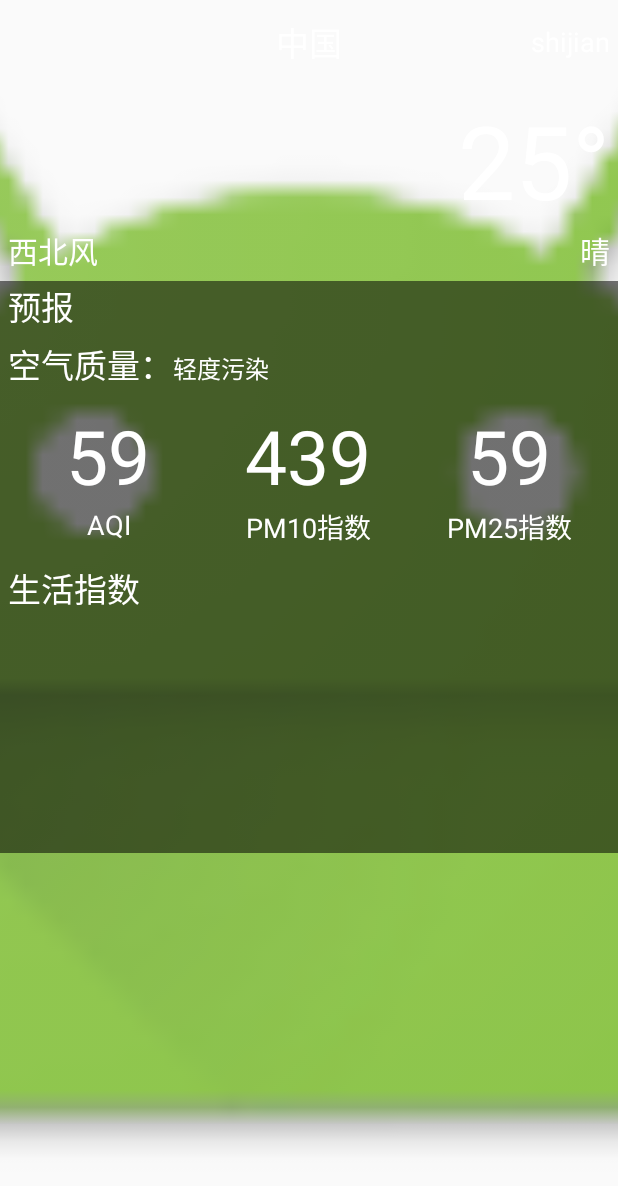
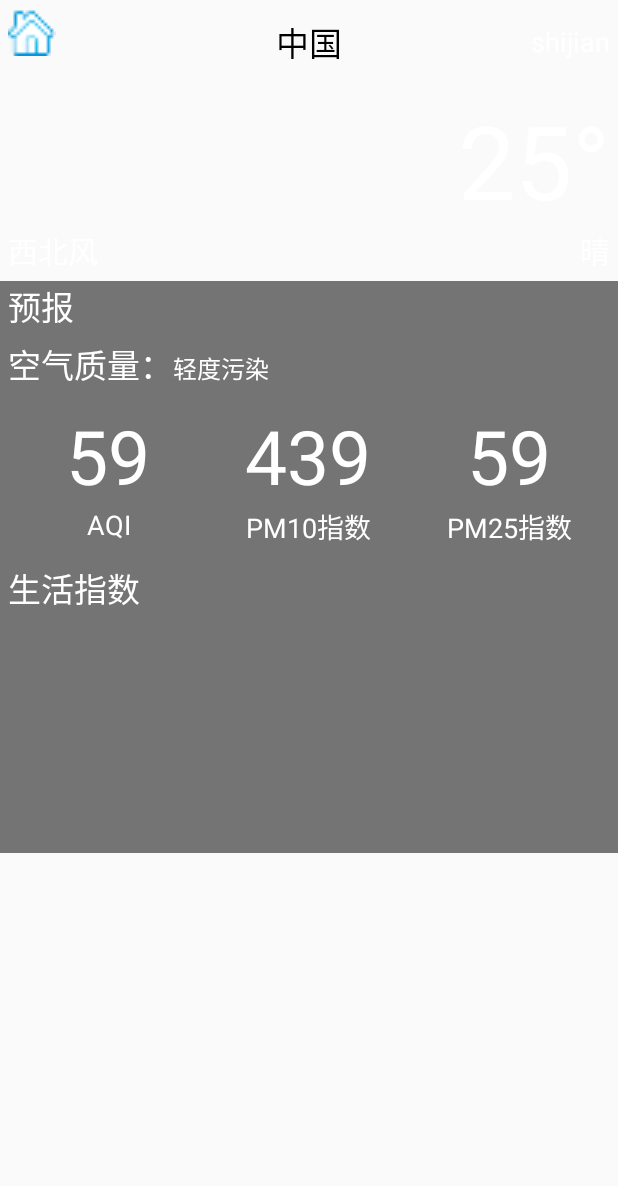
Before and after one commit to youminghai/tianqi, an Android app: the WeatherActivity screen opened directly, with no data from a screen before it, on a phone screen of 412 x 824 dp. Shown: the top 1186 px of the screen. Run offline under Robolectric (Android 15) with nearby library versions, the phone set to English and light mode, and no system bars; libraries missing offline, so code that uses them is left out: org.litepal.crud; pictures from the network do not load; 4 statements that could not run were skipped.

Commit message:
新增切换城市天气的功能

```diff
--- a/app/build.gradle
+++ b/app/build.gradle
@@ -25,9 +25,10 @@ dependencies {
         exclude group: 'com.android.support', module: 'support-annotations'
     })
     compile 'com.android.support:appcompat-v7:24.2.1'
-    testCompile 'junit:junit:4.12'
     compile 'org.litepal.android:core:1.3.2'
     compile 'com.squareup.okhttp3:okhttp:3.5.0'
     compile 'com.github.bumptech.glide:glide:3.7.0'
     compile 'com.google.code.gson:gson:2.8.0'
+    compile 'com.android.support:support-v4:24.2.1'
+    testCompile 'junit:junit:4.12'
 }
--- a/app/src/main/java/com/haige/taiyangdabo/tianqi/WeatherActivity.java
+++ b/app/src/main/java/com/haige/taiyangdabo/tianqi/WeatherActivity.java
@@ -1,17 +1,25 @@
 package com.haige.taiyangdabo.tianqi;
 
+import android.app.Fragment;
 import android.content.SharedPreferences;
 import android.os.Bundle;
 import android.preference.PreferenceManager;
+import android.support.v4.view.GravityCompat;
+import android.support.v4.widget.DrawerLayout;
+import android.support.v4.widget.SwipeRefreshLayout;
 import android.support.v7.app.AppCompatActivity;
 import android.util.Log;
+import android.view.Gravity;
 import android.view.LayoutInflater;
 import android.view.View;
+import android.widget.Button;
 import android.widget.ImageView;
 import android.widget.LinearLayout;
 import android.widget.TextView;
+import android.widget.Toast;
 
 import com.bumptech.glide.Glide;
+import com.haige.taiyangdabo.tianqi.fragment.ChooseAreaWeatherFragment;
 import com.haige.taiyangdabo.tianqi.global.Global;
 import com.haige.taiyangdabo.tianqi.gson.DailyForecast;
 import com.haige.taiyangdabo.tianqi.gson.HeWeather;
@@ -28,7 +36,7 @@ import okhttp3.Response;
 /**
  * 天气详情界面
  */
-public class WeatherActivity extends AppCompatActivity {
+public class WeatherActivity extends AppCompatActivity implements View.OnClickListener {
 
     private static final String TAG = "WeatherActivity";
     private HeWeather weather;
@@ -54,6 +62,10 @@ public class WeatherActivity extends AppCompatActivity {
     private SharedPreferences pref;
     private TextView tvWind;
     private ImageView ivBing;//每日必应一图
+    public SwipeRefreshLayout swipeRefreshLayout;
+    private String weatherId;
+    private Button btnHome;
+    public DrawerLayout drawerLayout;
 
     @Override
     protected void onCreate(Bundle savedInstanceState) {
@@ -61,6 +73,9 @@ public class WeatherActivity extends AppCompatActivity {
         supportRequestWindowFeature(1);
         setContentView(R.layout.activity_weather);
 
+        drawerLayout = (DrawerLayout) findViewById(R.id.drawer_layout);
+        btnHome = (Button) findViewById(R.id.btn_home);
+        swipeRefreshLayout = (SwipeRefreshLayout) findViewById(R.id.swipe_refresh_layout);
         ivBing = (ImageView) findViewById(R.id.iv_bing);
         tvTitle = (TextView) findViewById(R.id.tv_weather_title);
         tvUpdateTime = (TextView) findViewById(R.id.tv_weather_update_time);
@@ -89,13 +104,17 @@ public class WeatherActivity extends AppCompatActivity {
 
         pref = PreferenceManager
                 .getDefaultSharedPreferences(WeatherActivity.this);
-        String weatherData = pref.getString("weather_data", null);
+        final String weatherData = pref.getString("weather_data", null);
         String bing_pic = pref.getString("bing_pic", null);
+
+        weatherId = getIntent().getStringExtra("weather_id");
+
+        btnHome.setOnClickListener(this);
+
         if (weatherData != null) {
             HeWeather weather = Utility.handlerWeatherResponse(weatherData);
             showWeathre(weather);
         } else {
-            String weatherId = getIntent().getStringExtra("weather_id");
             //查询天气
             queryWeather(weatherId);
         }
@@ -104,6 +123,31 @@ public class WeatherActivity extends AppCompatActivity {
         } else {
             loadBingPic();
         }
+
+        //设置下拉刷新时，环状进度条的颜色渐变
+        swipeRefreshLayout.setColorSchemeResources(
+                android.R.color.holo_green_dark,
+                android.R.color.holo_orange_dark,
+                android.R.color.holo_red_dark,
+                android.R.color.holo_blue_dark);
+        //设置下拉多少像素时才会触发下拉刷新
+        swipeRefreshLayout.setDistanceToTriggerSync(200);
+        //设置下拉刷新时，环状进度条的背景颜色
+        //swipeRefreshLayout.setProgressBackgroundColorSchemeColor(getResources().getColor
+        // (android.R.color.transparent));
+        //设置下拉刷新时，环状进度条的大小
+        swipeRefreshLayout.setSize(SwipeRefreshLayout.LARGE);
+
+        //下拉刷新的监听
+        swipeRefreshLayout.setOnRefreshListener(new SwipeRefreshLayout.OnRefreshListener() {
+            @Override
+            public void onRefresh() {
+                //更新天气
+                //weatherId=getIntent().getStringExtra("weather_id");
+                Log.d(TAG, "weatherid====" + weatherId);
+                queryWeather(weatherId);
+            }
+        });
     }
 
     /**
@@ -144,7 +188,10 @@ public class WeatherActivity extends AppCompatActivity {
             //对异常进行处理
             @Override
             public void onFailure(Call call, IOException e) {
+                Toast.makeText(WeatherActivity.this, "获取天气信息失败", Toast.LENGTH_SHORT).show();
 
+                //停止刷新，没有改行代码环状进度条将会一直存在
+                swipeRefreshLayout.setRefreshing(false);
             }
 
             //得到服务器返回的具体数据
@@ -160,6 +207,8 @@ public class WeatherActivity extends AppCompatActivity {
                     @Override
                     public void run() {
                         showWeathre(weather);
+                        //停止刷新，没有改行代码环状进度条将会一直存在
+                        swipeRefreshLayout.setRefreshing(false);
                     }
                 });
             }
@@ -169,10 +218,12 @@ public class WeatherActivity extends AppCompatActivity {
 
     private void showWeathre(HeWeather weather) {
         String status = weather.status;//接口状态
+        Toast.makeText(WeatherActivity.this, status, Toast.LENGTH_SHORT).show();
+        Log.d(TAG, "showWeathre: 接口状态==000" + status);
         if ("ok".equals(status)) {
             String city = weather.basic.city;//城市名
             String loc = weather.basic.update.loc;//更新时间
-            String tmp = weather.now.tmp;
+            String tmp = weather.now.tmp;//实时温度
             String txt = weather.now.cond.txt;//天气
             String dir = weather.now.wind.dir;//东风
             String sc = weather.now.wind.sc;//风力
@@ -191,6 +242,8 @@ public class WeatherActivity extends AppCompatActivity {
             tvWind.setText(dir + "  风力：" + sc + "  风速：" + spd + "kmph");
             tvForecast.setText("未来" + dailyForecastList.size() + "天预报");
 
+
+            llForecast.removeAllViews();
             for (DailyForecast dailyForecast : dailyForecastList) {
                 View view = LayoutInflater.from(WeatherActivity.this).inflate(R.layout
                                 .item_weather_forecast,
@@ -240,6 +293,23 @@ public class WeatherActivity extends AppCompatActivity {
             tvUv.setText("紫外线指数:   " + weather.suggestion.uv.brf + "\n" + "   " + weather
                     .suggestion.uv
                     .txt);
+        } else {
+            Toast.makeText(WeatherActivity.this, "获取天气信息失败,接口不ok", Toast.LENGTH_SHORT).show();
+        }
+    }
+
+    @Override
+    public void onClick(View v) {
+        switch (v.getId()) {
+            case R.id.btn_home:
+                drawerLayout.openDrawer(GravityCompat.START);
+                /*ChooseAreaWeatherFragment chooseAreaWeatherFragment = (ChooseAreaWeatherFragment)
+                        getSupportFragmentManager().findFragmentById(R.id.fragment_choose_area);
+                chooseAreaWeatherFragment.queryProvince();
+                chooseAreaWeatherFragment.selectLevel=1;
+*/
+                break;
+            default:
         }
     }
 }
--- /dev/null
+++ b/app/src/main/java/com/haige/taiyangdabo/tianqi/fragment/ChooseAreaWeatherFragment.java
@@ -0,0 +1,292 @@
+package com.haige.taiyangdabo.tianqi.fragment;
+
+
+import android.app.ProgressDialog;
+import android.content.Intent;
+import android.os.Bundle;
+import android.support.annotation.Nullable;
+import android.support.v4.app.Fragment;
+import android.util.Log;
+import android.view.LayoutInflater;
+import android.view.View;
+import android.view.ViewGroup;
+import android.widget.AdapterView;
+import android.widget.ArrayAdapter;
+import android.widget.Button;
+import android.widget.ListView;
+import android.widget.TextView;
+import android.widget.Toast;
+
+import com.haige.taiyangdabo.tianqi.ChooseareaActivity;
+import com.haige.taiyangdabo.tianqi.R;
+import com.haige.taiyangdabo.tianqi.WeatherActivity;
+import com.haige.taiyangdabo.tianqi.db.City;
+import com.haige.taiyangdabo.tianqi.db.County;
+import com.haige.taiyangdabo.tianqi.db.Province;
+import com.haige.taiyangdabo.tianqi.global.Global;
+import com.haige.taiyangdabo.tianqi.util.HttpUtils;
+import com.haige.taiyangdabo.tianqi.util.Utility;
+
+import org.litepal.crud.DataSupport;
+
+import java.util.ArrayList;
+import java.util.List;
+
+/**
+ * A simple {@link Fragment} subclass.
+ */
+public class ChooseAreaWeatherFragment extends Fragment implements AdapterView
+        .OnItemClickListener, View.OnClickListener {
+
+    private static final int LEVEL_PROVINCE = 1;//省级数据
+    private static final int LEVEL_CITY = 2;//市级数据
+    private static final int LEVEL_COUNTY = 3;//县级数据
+    private static final String TAG = "ChooseAreaActivity";
+
+    private List<Province> provinceList;//省列表
+    private List<City> cityList;//市列表
+    private List<County> countyList;//县列表
+
+    private Province selectProvince;//选中的省
+    private City selectCity;//选中的市
+    County selectCounty;//选中的县
+    public int selectLevel;//选中数据的级别
+
+    private TextView tvTitle;
+    private ListView lvArea;
+    private Button btnBack;
+
+    private ArrayAdapter<String> adaper;//ListView控件的适配器
+    private List<String> dataList = new ArrayList<>();//adapter适配的数据
+
+    private ProgressDialog progressDialog;//模拟数据加载过程的进度条
+
+    public ChooseAreaWeatherFragment() {
+        // Required empty public constructor
+    }
+
+
+    @Override
+    public View onCreateView(LayoutInflater inflater, ViewGroup container,
+                             Bundle savedInstanceState) {
+        // Inflate the layout for this fragment
+        View view = inflater.inflate(R.layout.activity_choose_area, container, false);
+        tvTitle = (TextView) view.findViewById(R.id.tv_title);
+        btnBack = (Button) view.findViewById(R.id.btn_back);
+        lvArea = (ListView) view.findViewById(R.id.lv_area);
+
+        adaper = new ArrayAdapter<>(getActivity(), android.R.layout
+                .simple_list_item_1, dataList);
+        lvArea.setAdapter(adaper);
+
+        return view;
+    }
+
+    /**
+     * 当碎片依附的活动创建完毕后调用该方法
+     *
+     * @param savedInstanceState
+     */
+    @Override
+    public void onActivityCreated(@Nullable Bundle savedInstanceState) {
+        super.onActivityCreated(savedInstanceState);
+
+        lvArea.setOnItemClickListener(this);
+        btnBack.setOnClickListener(this);
+        queryProvince();//从服务器查询省级数据
+    }
+
+    /**
+     * ListView的子项点击监听
+     */
+    @Override
+    public void onItemClick(AdapterView<?> parent, View view, int position, long id) {
+        if (selectLevel == LEVEL_PROVINCE) {
+            selectProvince = provinceList.get(position);
+            Toast.makeText(getActivity(), "省级级别", Toast.LENGTH_SHORT).show();
+            queryCity();
+        } else if (selectLevel == LEVEL_CITY) {
+            selectCity = cityList.get(position);
+            Toast.makeText(getActivity(), "市级级别", Toast.LENGTH_SHORT).show();
+            queryCounty();
+        } else if (selectLevel == LEVEL_COUNTY) {
+            selectCounty = countyList.get(position);
+            String weatherId = selectCounty.getWeatherId();
+
+            if (getActivity() instanceof ChooseareaActivity) {
+                Intent intent = new Intent(getActivity(), WeatherActivity.class);
+                intent.putExtra("weather_id", weatherId);
+                startActivity(intent);
+                getActivity().finish();
+            }
+            if (getActivity() instanceof WeatherActivity) {
+                WeatherActivity weatherActivity = (WeatherActivity) getActivity();
+                weatherActivity.drawerLayout.closeDrawers();
+                weatherActivity.swipeRefreshLayout.setRefreshing(true);
+                weatherActivity.queryWeather(weatherId);
+            }
+        }
+    }
+
+    /**
+     * btnBack的点击监听
+     *
+     * @param v
+     */
+    @Override
+    public void onClick(View v) {
+        switch (v.getId()) {
+            case R.id.btn_back:
+                if (selectLevel == LEVEL_CITY) {
+                    queryProvince();
+                } else if (selectLevel == LEVEL_COUNTY) {
+                    queryCity();
+                }
+                break;
+            default:
+        }
+    }
+
+    /**
+     * 优先从本地数据库中查询省级数据，
+     * 查询不到再从服务器查询省级数据
+     */
+    public void queryProvince() {
+        tvTitle.setText("中国");
+        btnBack.setVisibility(View.INVISIBLE);
+        //从本地数据库中查询省级数据
+        provinceList = DataSupport.findAll(Province.class);
+        if (provinceList.size() > 0) {
+            //从本地数据库中查询到省级数据
+            Log.d(TAG, "本地有省级数据");
+            dataList.clear();
+            for (Province province : provinceList) {
+                dataList.add(province.getProvinceName());
+            }
+            adaper.notifyDataSetChanged();
+            lvArea.setSelection(0);
+            selectLevel = LEVEL_PROVINCE;
+        } else {
+            //从本地数据库中查询不到省级数据,则从服务器查询省级数据
+            Log.d(TAG, "queryProvince: " + Global.SERVER_ROOT);
+            queryFromServer(Global.SERVER_ROOT, "province");
+        }
+    }
+
+    /**
+     * 从服务器查询市级数据
+     */
+    private void queryCity() {
+        tvTitle.setText(selectProvince.getProvinceName());
+        btnBack.setVisibility(View.VISIBLE);
+        cityList = DataSupport.where("provinceId=?", String.valueOf(selectProvince.getProvinceCode
+                ())).find(City.class);
+        if (cityList.size() > 0) {
+            dataList.clear();
+            for (City city : cityList) {
+                dataList.add(city.getCityName());
+            }
+            adaper.notifyDataSetChanged();
+            lvArea.setSelection(0);
+            selectLevel = LEVEL_CITY;
+        } else {
+            Log.d(TAG, "queryCity: " + Global.SERVER_ROOT + selectProvince.getProvinceCode());
+            queryFromServer(Global.SERVER_ROOT + selectProvince.getProvinceCode(), "city");
+        }
+    }
+
+    /**
+     * 从服务器查询县级数据
+     */
+    private void queryCounty() {
+        tvTitle.setText(selectCity.getCityName());
+        btnBack.setVisibility(View.VISIBLE);
+        countyList = DataSupport.where("cityId=?", String.valueOf(selectCity.getCityCode())).find
+                (County.class);
+        if (countyList.size() > 0) {
+            dataList.clear();
+            for (County county : countyList) {
+                dataList.add(county.getCountyName());
+            }
+            adaper.notifyDataSetChanged();
+            lvArea.setSelection(0);
+            selectLevel = LEVEL_COUNTY;
+        } else {
+            Log.d(TAG, "queryCounty: " + Global.SERVER_ROOT + selectProvince.getProvinceCode() +
+                    "/" +
+                    selectCity.getCityCode());
+            queryFromServer(Global.SERVER_ROOT + selectProvince.getProvinceCode() + "/" +
+                    selectCity.getCityCode(), "county");
+        }
+    }
+
+    /**
+     * 根据type查询不同的数据，省级，市级，县级
+     *
+     * @param address 网址
+     * @param type    查询级别
+     */
+    private void queryFromServer(String address, final String type) {
+        showProgressDialog();
+
+        HttpUtils.sendRequestWithHttpUrlConnection(address, new HttpUtils.HttpCallBackListener() {
+            @Override
+            public void onFinish(String response) {
+                boolean result = false;
+                if ("province".equals(type)) {
+                    result = Utility.handlerProvincesResponse(response);
+                } else if ("city".equals(type)) {
+                    result = Utility.handlerCitiesResponse(response, selectProvince
+                            .getProvinceCode());
+                } else if ("county".equals(type)) {
+                    Log.d(TAG, "处理县级数据");
+                    result = Utility.handlerCountiesResponse(response, selectCity
+                            .getCityCode());
+                }
+
+                if (result) {
+                    getActivity().runOnUiThread(new Runnable() {
+                        @Override
+                        public void run() {
+                            closeProgressDialog();//关闭进度条
+                            if ("province".equals(type)) {
+                                queryProvince();
+                            } else if ("city".equals(type)) {
+                                queryCity();
+                            } else if ("county".equals(type)) {
+                                queryCounty();
+                            }
+                        }
+                    });
+                }
+            }
+
+            @Override
+            public void onError(Exception e) {
+                closeProgressDialog();
+                Toast.makeText(getActivity(), "加载失败", Toast.LENGTH_SHORT).show();
+            }
+        });
+    }
+
+    /**
+     * 关闭进度条
+     */
+    private void closeProgressDialog() {
+        if (progressDialog != null) {
+            progressDialog.dismiss();
+        }
+    }
+
+    /**
+     * 显示一个进度条
+     */
+    private void showProgressDialog() {
+        if (progressDialog == null) {
+            progressDialog = new ProgressDialog(getActivity());
+            progressDialog.setMessage("正在加载。。。");
+            progressDialog.setCanceledOnTouchOutside(false);
+        }
+        progressDialog.show();
+    }
+}
--- a/app/src/main/res/layout/activity_choose_area.xml
+++ b/app/src/main/res/layout/activity_choose_area.xml
@@ -12,8 +12,9 @@
     android:paddingTop="@dimen/activity_vertical_margin"
     tools:context="com.haige.taiyangdabo.tianqi.ChooseareaActivity">
 
-    <RelativeLayout android:layout_width="match_parent"
-                    android:layout_height="wrap_content">
+    <RelativeLayout
+        android:layout_width="match_parent"
+        android:layout_height="wrap_content">
         <Button
             android:id="@+id/btn_back"
             android:layout_width="wrap_content"
--- a/app/src/main/res/layout/activity_weather.xml
+++ b/app/src/main/res/layout/activity_weather.xml
@@ -1,20 +1,29 @@
 <?xml version="1.0" encoding="utf-8"?>
-<FrameLayout
+<android.support.v4.widget.DrawerLayout
     xmlns:android="http://schemas.android.com/apk/res/android"
     xmlns:tools="http://schemas.android.com/tools"
-    android:id="@+id/activity_weather"
+    android:id="@+id/drawer_layout"
     android:layout_width="match_parent"
     android:layout_height="match_parent"
     tools:context="com.haige.taiyangdabo.tianqi.WeatherActivity">
+
+    <FrameLayout
+        android:layout_width="match_parent"
+        android:layout_height="match_parent">
         <ImageView
             android:id="@+id/iv_bing"
             android:layout_width="match_parent"
             android:layout_height="match_parent"
-        android:scaleType="centerCrop"
-        android:src="@mipmap/ic_launcher"/>
+            android:scaleType="centerCrop"/>
 
-    <ScrollView android:layout_width="match_parent"
-                android:layout_height="match_parent">
+        <android.support.v4.widget.SwipeRefreshLayout
+            android:id="@+id/swipe_refresh_layout"
+            android:layout_width="match_parent"
+            android:layout_height="wrap_content">
+            <ScrollView
+                android:layout_width="match_parent"
+                android:layout_height="match_parent"
+                android:scrollbars="none">
 
                 <LinearLayout
                     android:layout_width="match_parent"
@@ -27,4 +36,18 @@
                     <include layout="@layout/weather_suggestion"/>
                 </LinearLayout>
             </ScrollView>
+        </android.support.v4.widget.SwipeRefreshLayout>
     </FrameLayout>
+
+    <FrameLayout
+        android:layout_width="match_parent"
+        android:layout_height="match_parent"
+        android:layout_gravity="start"
+        android:background="#fff">
+        <fragment
+            android:id="@+id/fragment_choose_area"
+            android:name="com.haige.taiyangdabo.tianqi.fragment.ChooseAreaWeatherFragment"
+            android:layout_width="match_parent"
+            android:layout_height="match_parent"/>
+    </FrameLayout>
+</android.support.v4.widget.DrawerLayout>
--- a/app/src/main/res/layout/weather_title.xml
+++ b/app/src/main/res/layout/weather_title.xml
@@ -2,13 +2,20 @@
 <RelativeLayout xmlns:android="http://schemas.android.com/apk/res/android"
                 android:layout_width="match_parent"
                 android:layout_height="?attr/actionBarSize">
+    <Button
+        android:id="@+id/btn_home"
+        android:layout_width="32dp"
+        android:layout_height="32dp"
+        android:layout_margin="5dp"
+        android:layout_alignParentLeft="true"
+        android:background="@mipmap/home"/>
     <TextView
         android:id="@+id/tv_weather_title"
         android:layout_width="wrap_content"
         android:layout_height="wrap_content"
         android:layout_centerInParent="true"
         android:text="中国"
-        android:textColor="#fff"
+        android:textColor="#000"
         android:textSize="22sp"/>
     <TextView
         android:id="@+id/tv_weather_update_time"
--- a/app/src/main/res/values/strings.xml
+++ b/app/src/main/res/values/strings.xml
@@ -1,3 +1,6 @@
 <resources>
     <string name="app_name">TianQi</string>
+
+    <!-- TODO: Remove or change this placeholder text -->
+    <string name="hello_blank_fragment">Hello blank fragment</string>
 </resources>
```
Also changed, not shown: app/src/main/res/mipmap-xxhdpi/home.png (added). Lines whose indentation alone changed are shown as unchanged.
